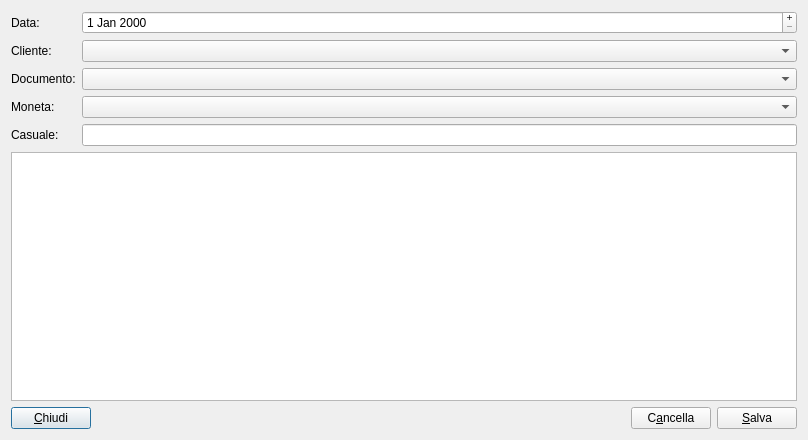
This is moduleDocumenti/documentiadddialog.ui in kvsd/Gestionale as Qt 5 draws it before an edit. The edited form follows.
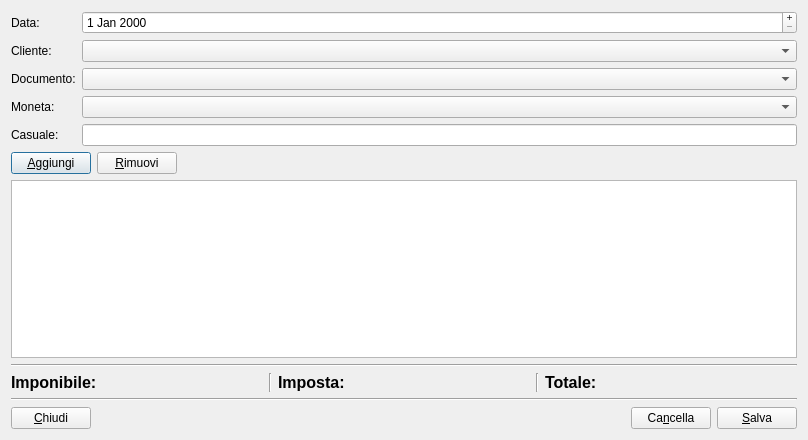
This is the edited form. Custom widgets are drawn as their Qt base class.

Commit message:
Modifica classe DocumentiAddDialog.
*Modificata la funzione membro save, ora salva dettaglio fattura e iva
 nelle rispettive tabelle
*Rinominata la funzione updateLabels in updateIvaMap.
*Ridefinite le funzione membro closeEvent e reject per evitare le
 chiusure involontarie con il tasto esc.

```diff
--- a/moduleDocumenti/documentiadddialog.ui
+++ b/moduleDocumenti/documentiadddialog.ui
@@ -13,7 +13,7 @@
   <property name="windowTitle">
    <string>Crea Fattura</string>
   </property>
-  <layout class="QVBoxLayout" name="verticalLayout">
+  <layout class="QVBoxLayout" name="verticalLayout" stretch="0,0,1,0,0,0,0">
    <item>
     <layout class="QFormLayout" name="formLayout">
      <item row="0" column="0">
@@ -76,9 +76,165 @@
      </item>
     </layout>
    </item>
+   <item>
+    <layout class="QHBoxLayout" name="horizontalLayout_3">
+     <item>
+      <widget class="QPushButton" name="pushButton">
+       <property name="text">
+        <string>&amp;Aggiungi</string>
+       </property>
+      </widget>
+     </item>
+     <item>
+      <widget class="QPushButton" name="pushButton_2">
+       <property name="text">
+        <string>&amp;Rimuovi</string>
+       </property>
+      </widget>
+     </item>
+     <item>
+      <spacer name="horizontalSpacer_2">
+       <property name="orientation">
+        <enum>Qt::Horizontal</enum>
+       </property>
+       <property name="sizeHint" stdset="0">
+        <size>
+         <width>40</width>
+         <height>20</height>
+        </size>
+       </property>
+      </spacer>
+     </item>
+    </layout>
+   </item>
    <item>
     <widget class="CustomTableWidget" name="tableWidget"/>
    </item>
+   <item>
+    <widget class="Line" name="line_3">
+     <property name="orientation">
+      <enum>Qt::Horizontal</enum>
+     </property>
+    </widget>
+   </item>
+   <item>
+    <layout class="QHBoxLayout" name="horizontalLayout_2">
+     <item>
+      <widget class="QLabel" name="label_6">
+       <property name="font">
+        <font>
+         <pointsize>12</pointsize>
+         <weight>75</weight>
+         <bold>true</bold>
+        </font>
+       </property>
+       <property name="text">
+        <string>Imponibile:</string>
+       </property>
+      </widget>
+     </item>
+     <item>
+      <widget class="QLabel" name="imponibile_LB">
+       <property name="font">
+        <font>
+         <pointsize>12</pointsize>
+         <weight>75</weight>
+         <bold>true</bold>
+        </font>
+       </property>
+       <property name="text">
+        <string/>
+       </property>
+       <property name="alignment">
+        <set>Qt::AlignRight|Qt::AlignTrailing|Qt::AlignVCenter</set>
+       </property>
+      </widget>
+     </item>
+     <item>
+      <widget class="Line" name="line">
+       <property name="orientation">
+        <enum>Qt::Vertical</enum>
+       </property>
+      </widget>
+     </item>
+     <item>
+      <widget class="QLabel" name="label_7">
+       <property name="font">
+        <font>
+         <pointsize>12</pointsize>
+         <weight>75</weight>
+         <bold>true</bold>
+        </font>
+       </property>
+       <property name="text">
+        <string>Imposta:</string>
+       </property>
+      </widget>
+     </item>
+     <item>
+      <widget class="QLabel" name="imposta_LB">
+       <property name="font">
+        <font>
+         <pointsize>12</pointsize>
+         <weight>75</weight>
+         <bold>true</bold>
+        </font>
+       </property>
+       <property name="text">
+        <string/>
+       </property>
+       <property name="alignment">
+        <set>Qt::AlignRight|Qt::AlignTrailing|Qt::AlignVCenter</set>
+       </property>
+      </widget>
+     </item>
+     <item>
+      <widget class="Line" name="line_2">
+       <property name="orientation">
+        <enum>Qt::Vertical</enum>
+       </property>
+      </widget>
+     </item>
+     <item>
+      <widget class="QLabel" name="label_8">
+       <property name="font">
+        <font>
+         <pointsize>12</pointsize>
+         <weight>75</weight>
+         <bold>true</bold>
+        </font>
+       </property>
+       <property name="text">
+        <string>Totale:</string>
+       </property>
+      </widget>
+     </item>
+     <item>
+      <widget class="QLabel" name="totale_LB">
+       <property name="font">
+        <font>
+         <pointsize>12</pointsize>
+         <weight>75</weight>
+         <bold>true</bold>
+        </font>
+       </property>
+       <property name="text">
+        <string/>
+       </property>
+       <property name="alignment">
+        <set>Qt::AlignRight|Qt::AlignTrailing|Qt::AlignVCenter</set>
+       </property>
+      </widget>
+     </item>
+    </layout>
+   </item>
+   <item>
+    <widget class="Line" name="line_4">
+     <property name="orientation">
+      <enum>Qt::Horizontal</enum>
+     </property>
+    </widget>
+   </item>
    <item>
     <layout class="QHBoxLayout" name="horizontalLayout">
      <item>
@@ -104,7 +260,7 @@
      <item>
       <widget class="QPushButton" name="clearButton">
        <property name="text">
-        <string>C&amp;ancella</string>
+        <string>Ca&amp;ncella</string>
        </property>
       </widget>
      </item>
```
Left out of the diff: 50 changed lines with no effect on the pictures. The commit also changes 2 other files.
